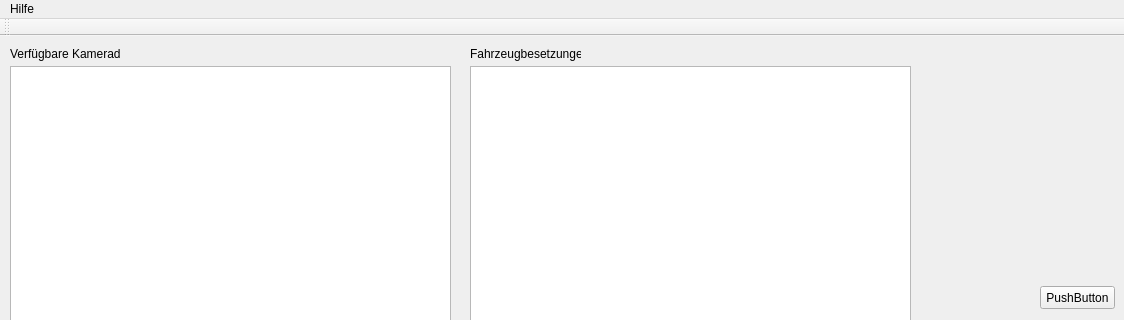
ifconfig/besetzungsrechnerqt, file mainwindow.ui: the form before one commit; both pictures show x 0 to 1124 and y 0 to 320 of the 1124 by 710 pixel window.
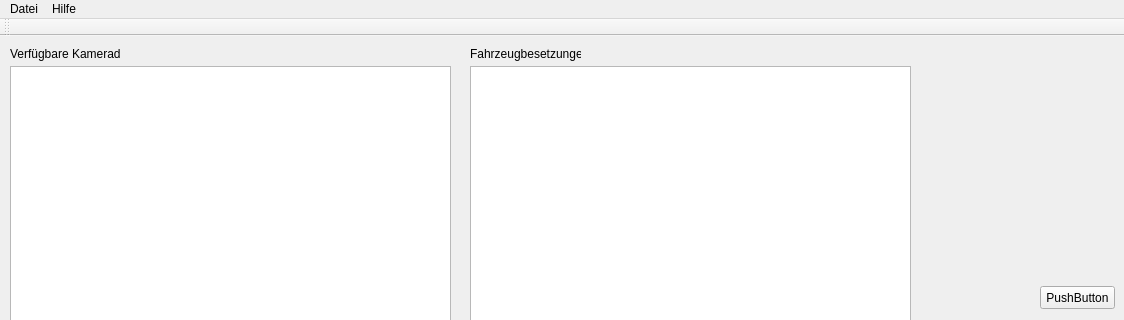
The form after the commit.

The edit to the form file:
```diff
--- a/mainwindow.ui
+++ b/mainwindow.ui
@@ -135,6 +135,13 @@
     </property>
     <addaction name="action_ber"/>
    </widget>
+   <widget class="QMenu" name="menuDatei_2">
+    <property name="title">
+     <string>Datei</string>
+    </property>
+    <addaction name="actionDatenbank_ffnen"/>
+   </widget>
+   <addaction name="menuDatei_2"/>
    <addaction name="menuDatei"/>
   </widget>
   <widget class="QToolBar" name="mainToolBar">
```
Left out of the diff: 5 changed lines with no effect on the pictures.
